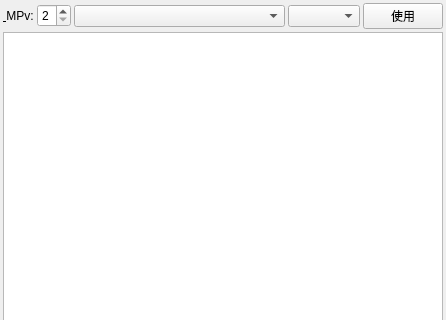
First picture: the form in projects/gui/ui/analysiswidget.ui, repository leedavid/GGguiX, before the edit; both pictures show x 0 to 446 and y 0 to 320 of the 446 by 566 pixel window.
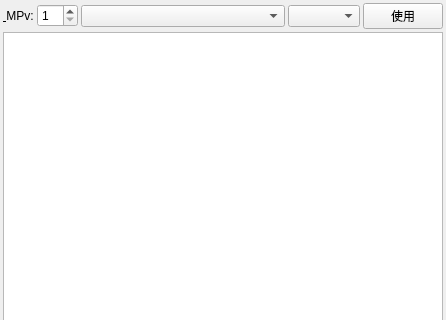
Second picture: the form after the edit.

What changed in the file:
```diff
--- a/projects/gui/ui/analysiswidget.ui
+++ b/projects/gui/ui/analysiswidget.ui
@@ -53,10 +53,13 @@
         <string>Number of Multi PV </string>
        </property>
        <property name="minimum">
-        <number>2</number>
+        <number>1</number>
        </property>
        <property name="maximum">
-        <number>9</number>
+        <number>16</number>
+       </property>
+       <property name="value">
+        <number>1</number>
        </property>
       </widget>
      </item>
```
